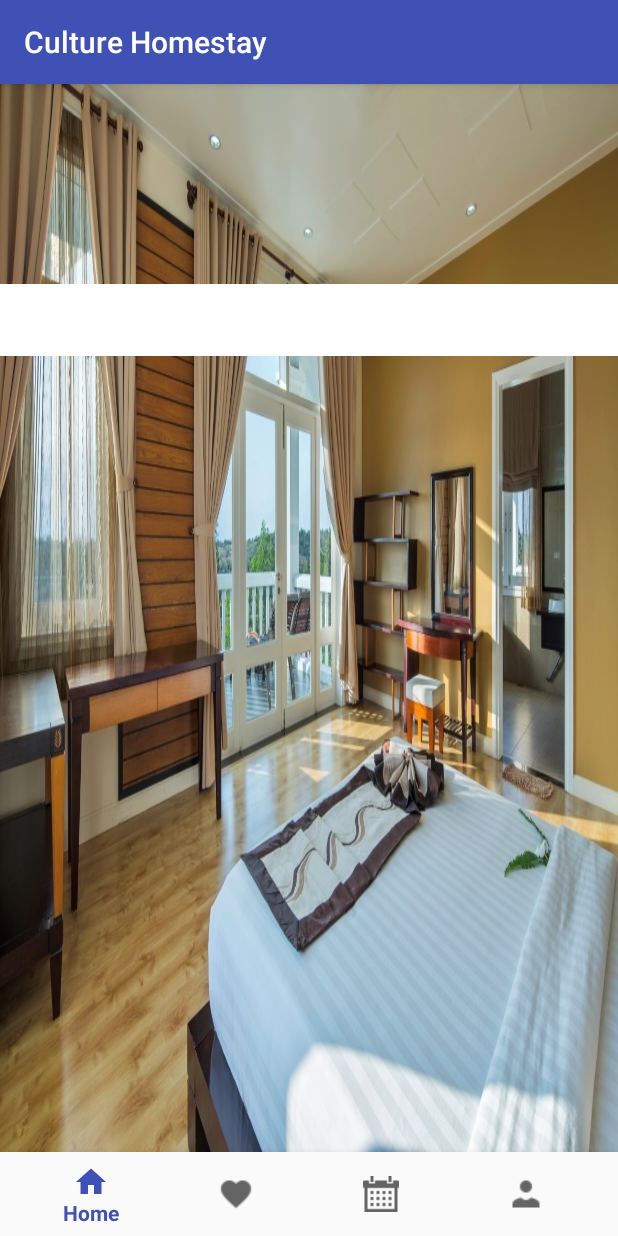
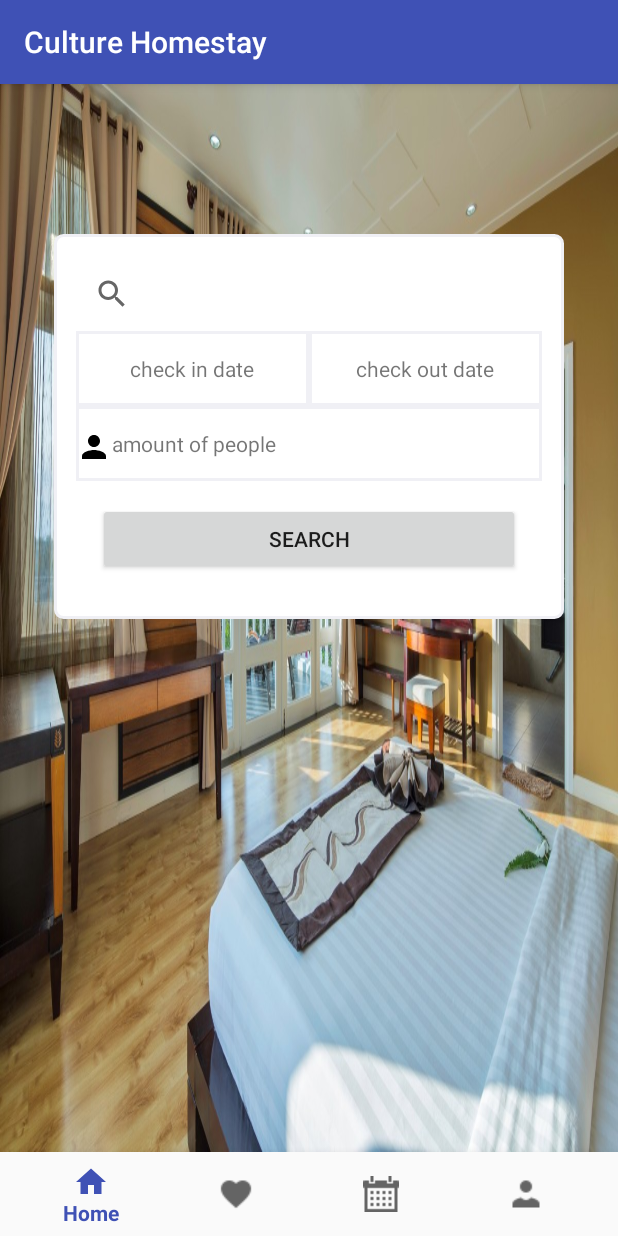
Before and after one commit to ducviet696/cultureHomeBooking, an Android app: the screen it shows after launch (MainActivity), on a phone screen of 412 x 824 dp. Run offline under Robolectric (Android 15) with nearby library versions, the light colour scheme and no system bars; our stand-ins replace ButterKnife; libraries missing offline, so code that uses them is left out: com.facebook.

Commit message:
create somethings new
draw and design HomePage

```diff
--- /dev/null
+++ b/app/src/main/res/drawable/layoutcommon.xml
@@ -0,0 +1,13 @@
+<?xml version="1.0" encoding="utf-8"?>
+<shape xmlns:android="http://schemas.android.com/apk/res/android">
+    <solid android:color="@android:color/white" />
+    <stroke
+        android:width="2dip"
+        android:color="#f0f0f5" />
+    <padding
+        android:bottom="15dp"
+        android:left="15dp"
+        android:right="15dp"
+        android:top="15dp" />
+    <corners android:radius="5dp" />
+</shape>
--- /dev/null
+++ b/app/src/main/res/drawable/layoutsearch.xml
@@ -0,0 +1,10 @@
+<?xml version="1.0" encoding="utf-8"?>
+<shape xmlns:android="http://schemas.android.com/apk/res/android">
+
+    <padding
+        android:bottom="15dp"
+        android:left="15dp"
+        android:right="15dp"
+        android:top="15dp" />
+    <corners android:radius="5dp" />
+</shape>
--- /dev/null
+++ b/app/src/main/res/drawable/person.xml
@@ -0,0 +1,9 @@
+<vector xmlns:android="http://schemas.android.com/apk/res/android"
+        android:width="24dp"
+        android:height="24dp"
+        android:viewportWidth="24.0"
+        android:viewportHeight="24.0">
+    <path
+        android:fillColor="#FF000000"
+        android:pathData="M12,12c2.21,0 4,-1.79 4,-4s-1.79,-4 -4,-4 -4,1.79 -4,4 1.79,4 4,4zM12,14c-2.67,0 -8,1.34 -8,4v2h16v-2c0,-2.66 -5.33,-4 -8,-4z"/>
+</vector>
--- a/app/src/main/res/drawable/border.xml
+++ b/app/src/main/res/drawable/textview.xml
@@ -1,6 +1,6 @@
 <?xml version="1.0" encoding="utf-8"?>
 <shape xmlns:android="http://schemas.android.com/apk/res/android">
-<gradient
-    android:startColor="#ffffff"
-    android:endColor="#ffffff"/>
+    <stroke
+        android:width="2dip"
+        android:color="#f0f0f5" />
 </shape>
--- a/app/src/main/res/layout/fragment_home.xml
+++ b/app/src/main/res/layout/fragment_home.xml
@@ -3,25 +3,77 @@
     xmlns:tools="http://schemas.android.com/tools"
     android:layout_width="match_parent"
     android:layout_height="match_parent"
-    tools:context=".fragments.main.HomeFragment"
-    android:background="@drawable/homestay">
+    android:background="@drawable/homestay"
+    tools:context=".fragments.main.HomeFragment">
 
     <!-- TODO: Update blank fragment layout -->
     <ScrollView
+        android:id="@+id/View"
         android:layout_width="match_parent"
-        android:layout_height="match_parent">
+        android:layout_height="wrap_content">
+
+        <LinearLayout
+            android:layout_width="340dp"
+            android:layout_height="wrap_content"
+            android:layout_gravity="center_horizontal"
+            android:layout_marginTop="100dp"
+            android:background="@drawable/layoutcommon"
+            android:orientation="vertical">
+
+            <SearchView
+                android:layout_width="310dp"
+                android:layout_height="50dp" />
+
+            <LinearLayout
+                android:layout_width="match_parent"
+                android:layout_height="match_parent">
+
+                <TextView
+                    android:layout_width="155dp"
+                    android:layout_height="50dp"
+                    android:background="@drawable/textview"
+                    android:gravity="center"
+                    android:padding="5dp"
+                    android:text="@string/check_in_date" />
+
+                <TextView
+                    android:layout_width="155dp"
+                    android:layout_height="50dp"
+                    android:background="@drawable/textview"
+                    android:gravity="center"
+                    android:padding="5dp"
+                    android:text="@string/check_out_date" />
+            </LinearLayout>
+
+            <LinearLayout
+                android:layout_width="match_parent"
+                android:layout_height="match_parent"
+                android:background="@drawable/textview">
+
+                <TextView
+                    android:layout_width="24dp"
+                    android:layout_height="24dp"
+                    android:background="@drawable/person" />
+
+                <TextView
+                    android:layout_width="310dp"
+                    android:layout_height="50dp"
+                    android:gravity="left|center"
+                    android:text="@string/amount_of_people" />
+            </LinearLayout>
+
+            <LinearLayout
+                android:layout_width="match_parent"
+                android:layout_height="match_parent"
+                android:background="@drawable/layoutsearch">
+
+                <Button
+                    android:layout_width="match_parent"
+                    android:layout_height="match_parent"
+                    android:text="@string/button_search" />
+            </LinearLayout>
+        </LinearLayout>
 
 
-        <LinearLayout
-            android:orientation="vertical"
-            android:layout_width="1000px"
-            android:layout_height="wrap_content"
-            android:background="@drawable/border"
-            android:layout_marginTop="200px"
-            android:layout_gravity="center_horizontal">
-            <SearchView
-                android:layout_width="wrap_content"
-                android:layout_height="match_parent"></SearchView>
-        </LinearLayout>
     </ScrollView>
 </FrameLayout>
--- a/app/src/main/res/values/strings.xml
+++ b/app/src/main/res/values/strings.xml
@@ -26,4 +26,12 @@
     <string name="need_help">If you need any support related to the request of early check-in and late check-
 out time. Please contact us at 18001990
 for best support.</string>
+
+    <!-- String of HomePage -->
+    <string name="check_in_date">check in date</string>
+    <string name="check_out_date">check out date</string>
+    <string name="amount_of_people">amount of people</string>
+    <string name="button_search">Search</string>
+
+
 </resources>
```
